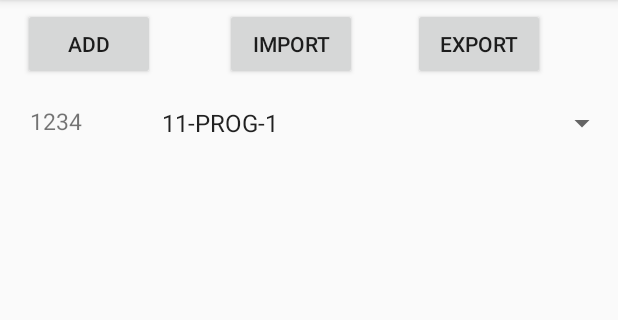
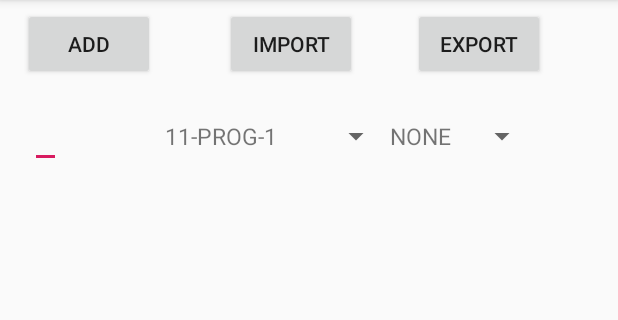
Before and after one commit to marquez-marvz/MyApplication05, an Android app: the screen it shows after launch (MyRecycle), on a phone screen of 412 x 824 dp, the part 84-404 px from its top. Run offline under Robolectric (Android 15) with nearby library versions, the phone set to English and light mode, and no system bars.

Commit message:
April22-854pm

```diff
--- a/app/src/main/java/com/example/myapplication05/MyDBHandler.kt
+++ b/app/src/main/java/com/example/myapplication05/MyDBHandler.kt
@@ -116,13 +116,15 @@ class DatabaseHandler(context: Context): SQLiteOpenHelper(context,"dbstudent",nu
 
 
 
-    fun  GetStudentList(category:String,section:String="",grp:String="", name:String="" ):List<Person> {
+    fun  GetStudentList(category:String,section:String="",grp:String="", lastname:String="" ):List<Person> {
         val studentList: ArrayList<Person> = ArrayList<Person>()
         var sql: String=""
         when (category) {
             "ALL" -> sql = "SELECT  * FROM $TABLE_NAME"
-            "SECTION" -> sql = "SELECT  * FROM $TABLE_NAME where $TBSTUDENT_SECTION='$section'"
+            "SECTION" -> sql = "SELECT  * FROM $TABLE_NAME where $TBSTUDENT_SECTION='$section' and $TBSTUDENT_GRP like '$grp%'"
+            "NAME" -> sql = "SELECT  * FROM $TABLE_NAME where $TBSTUDENT_SECTION='$section' and $TBSTUDENT_LAST like '$lastname%'"
         }
+       // Toast.makeText(this.context,  sql,  Toast.LENGTH_LONG).show();
 
 
 
--- a/app/src/main/java/com/example/myapplication05/MyRecycle.kt
+++ b/app/src/main/java/com/example/myapplication05/MyRecycle.kt
@@ -3,23 +3,23 @@ package com.example.myapplication05
 import android.content.Context
 import android.os.Bundle
 import android.os.Environment
+import android.text.Editable
+import android.text.TextWatcher
 import android.view.LayoutInflater
 import android.view.View
+import android.view.View.OnFocusChangeListener
 import android.widget.AdapterView
-import android.widget.LinearLayout
+import android.widget.ArrayAdapter
 import android.widget.Toast
 import androidx.appcompat.app.AlertDialog
 import androidx.appcompat.app.AppCompatActivity
 import androidx.core.app.ActivityCompat
 import androidx.recyclerview.widget.LinearLayoutManager
-import kotlinx.android.synthetic.main.database.*
 import kotlinx.android.synthetic.main.dialog_student.view.*
 import kotlinx.android.synthetic.main.filename.view.*
 import kotlinx.android.synthetic.main.myrecycle.*
-import kotlinx.android.synthetic.main.myrecycle.btnAdd
 import java.io.*
-import kotlinx.android.synthetic.main.myrecycle.btnExport as btnExport1
-import kotlinx.android.synthetic.main.myrecycle.btnImport as btnImport1
+
 
 class MyRecycle : AppCompatActivity() {
     companion object {
@@ -31,6 +31,25 @@ class MyRecycle : AppCompatActivity() {
         setContentView(R.layout.myrecycle)
         UpdateListContent();
         ViewRecord()
+        val arrGroup:Array<String> = this.getResources().getStringArray(R.array.grpNumber)
+        val arrSection:Array<String> =  this.getResources().getStringArray(R.array.section_choice)
+
+
+        var  groupAdapter:ArrayAdapter<String>  = ArrayAdapter<String>(this,R.layout.spinner_choice,arrGroup)
+        groupAdapter.setDropDownViewResource(android.R.layout.simple_spinner_dropdown_item);
+        cboGroupSearch.setAdapter(groupAdapter);
+
+        var  sectionAdapter:ArrayAdapter<String>  = ArrayAdapter<String>(this,R.layout.spinner_choice,arrSection)
+        sectionAdapter.setDropDownViewResource(android.R.layout.simple_spinner_dropdown_item);
+        cboSectionSearch.setAdapter(sectionAdapter);
+
+//        cboGroupSearch.setSelection(0)
+//        cboGroupSearch.setSelection(spinnerArrayAdapter.getCount()); //set the hint the default selection so it appears on launch.
+
+
+
+
+
 
         btnAdd.setOnClickListener {
             ShowDialog("ADD",this )
@@ -69,9 +88,7 @@ class MyRecycle : AppCompatActivity() {
         }
 
         cboSectionSearch.onItemSelectedListener = object : AdapterView.OnItemSelectedListener {
-            override fun onNothingSelected(parent: AdapterView<*>?) {
-
-            }
+            override fun onNothingSelected(parent: AdapterView<*>?) { }
 
             override fun onItemSelected(parent: AdapterView<*>?, view: View?, position: Int, id: Long) {
 
@@ -80,6 +97,46 @@ class MyRecycle : AppCompatActivity() {
             }
 
         }
+
+
+        cboGroupSearch.onItemSelectedListener = object : AdapterView.OnItemSelectedListener {
+            override fun onNothingSelected(parent: AdapterView<*>?) {
+            }
+
+            override fun onItemSelected(parent: AdapterView<*>?, view: View?, position: Int, id: Long) {
+                UpdateListContent("SECTION")
+                adapter!!.notifyDataSetChanged()
+            }
+        }
+
+        txtSearch.addTextChangedListener(object : TextWatcher {
+            override fun afterTextChanged(p0: Editable?) {
+//
+
+
+
+            }
+
+            override fun beforeTextChanged(p0: CharSequence?, p1: Int, p2: Int, p3: Int) {
+
+            }
+
+            override fun onTextChanged(p0: CharSequence?, p1: Int, p2: Int, p3: Int) {
+                UpdateListContent("NAME")
+                adapter!!.notifyDataSetChanged()
+            }
+        })
+
+        txtSearch.setOnFocusChangeListener(OnFocusChangeListener { view, hasFocus ->
+            if (hasFocus) {
+                var group = cboGroupSearch.getSelectedItem().toString();
+                if (group != "NONE")
+                    cboGroupSearch.setSelection(0)
+
+            } else {
+
+            }
+        })
 
 
 
@@ -171,22 +228,35 @@ class MyRecycle : AppCompatActivity() {
 
       }
 
-
-
-
-
     fun UpdateListContent(category:String= "ALL") {
         val databaseHandler: DatabaseHandler = DatabaseHandler(this)
         val student: List<Person>
 
-        list.clear()
+ list.clear()
         when (category) {
-            "SECTION" -> {
+           "SECTION" -> {
                 var section = cboSectionSearch.getSelectedItem().toString();
-                student = databaseHandler.GetStudentList("SECTION", section)
-                Toast.makeText(getBaseContext(),"Hello World123",   Toast.LENGTH_SHORT).show();
+                var group = cboGroupSearch.getSelectedItem().toString();
+                if (group== "NONE")
+                    student = databaseHandler.GetStudentList("SECTION", section)
+                else
+                    student = databaseHandler.GetStudentList("SECTION", section,group)
+
+                Toast.makeText(getBaseContext(),"$section $group",   Toast.LENGTH_SHORT).show();
             }
-             else -> student = databaseHandler.GetStudentList(category)
+
+            "NAME" -> {
+                var section = cboSectionSearch.getSelectedItem().toString();
+                var lastname = txtSearch.text.toString();
+
+                student = databaseHandler.GetStudentList("NAME", section, "", lastname)
+
+               // Toast.makeText(getBaseContext(),"$section $lastname",   Toast.LENGTH_SHORT).show();
+            }
+
+
+
+            else -> student = databaseHandler.GetStudentList(category)
         }
 
 
@@ -204,9 +274,6 @@ class MyRecycle : AppCompatActivity() {
         adapter = NewAdapter(this, list)
         recPerson.adapter = adapter
     }
-
-
-
 
     fun ShowDialog(status:String, context: Context,  person:Person?=null, position:Int=-1) {
         val dlgstudent = LayoutInflater.from(context).inflate(R.layout.dialog_student, null)
@@ -289,7 +356,6 @@ class MyRecycle : AppCompatActivity() {
 
     }//ShowDialog
 
-
     fun StatusTextBox(stat:Boolean, dlgstudent: View) {
         dlgstudent.txtstudentnumber.isEnabled = stat
         dlgstudent.txtfirstname.isEnabled = stat
@@ -315,6 +381,10 @@ class MyRecycle : AppCompatActivity() {
 
     }
 
+    fun Msgbox(msg: String ){
+        Toast.makeText(this, "$msg",   Toast.LENGTH_SHORT).show();
+
+    }
 
 
 
--- a/app/src/main/res/layout/dialog_student.xml
+++ b/app/src/main/res/layout/dialog_student.xml
@@ -78,7 +78,7 @@
         android:layout_alignParentLeft="true"
         android:layout_marginTop="270dp"
         android:layout_marginLeft="15dp"
-        android:textSize="10sp"
+
         android:text="SAVE RECORD" />
 
 
--- a/app/src/main/res/layout/myrecycle.xml
+++ b/app/src/main/res/layout/myrecycle.xml
@@ -40,21 +40,21 @@
             android:visibility="visible"
             android:text="EXPORT" />
 
-        <TextView
+        <EditText
             android:id="@+id/txtSearch"
             android:layout_width="wrap_content"
             android:layout_height="wrap_content"
             android:layout_marginLeft="20dp"
             android:layout_marginTop="70dp"
             android:textSize="15dp"
-            android:text="1234"
+            android:text=""
             android:layout_alignParentTop="true"
             android:layout_alignParentLeft="true"
             android:layout_alignParentStart="true" />
 
         <Spinner
             android:id="@+id/cboSectionSearch"
-            android:layout_width="match_parent"
+            android:layout_width="wrap_content"
             android:layout_height="wrap_content"
             android:entries="@array/section_choice"
             android:spinnerMode="dialog"
@@ -62,8 +62,20 @@
             android:layout_alignParentTop="true"
             android:layout_marginLeft="100dp"
             android:layout_marginTop="70dp"
+            android:prompt="@string/section_prompt" />
+
+        <Spinner
+            android:id="@+id/cboGroupSearch"
+            android:layout_width="wrap_content"
+            android:layout_height="wrap_content"
+            android:spinnerMode="dialog"
+            android:layout_alignParentLeft="true"
+            android:layout_alignParentTop="true"
+            android:layout_marginLeft="250dp"
+            android:layout_marginTop="70dp"
 
             android:prompt="@string/section_prompt" />
+
 
 
 
--- /dev/null
+++ b/app/src/main/res/layout/spinner_choice.xml
@@ -0,0 +1,9 @@
+<?xml version="1.0" encoding="utf-8"?>
+<TextView
+    xmlns:android="http://schemas.android.com/apk/res/android"
+    android:layout_width="match_parent"
+    android:layout_height="wrap_content"
+    android:textSize="15dp"
+    android:padding="10dp"
+
+    />
--- a/app/src/main/res/values/strings.xml
+++ b/app/src/main/res/values/strings.xml
@@ -3,6 +3,7 @@
     <string name="student_prompt">Choose a Group</string>
 
     <string-array name="grpNumber">
+        <item>NONE</item>
         <item>G-1</item>
         <item>G-2</item>
         <item>G-3</item>
```
